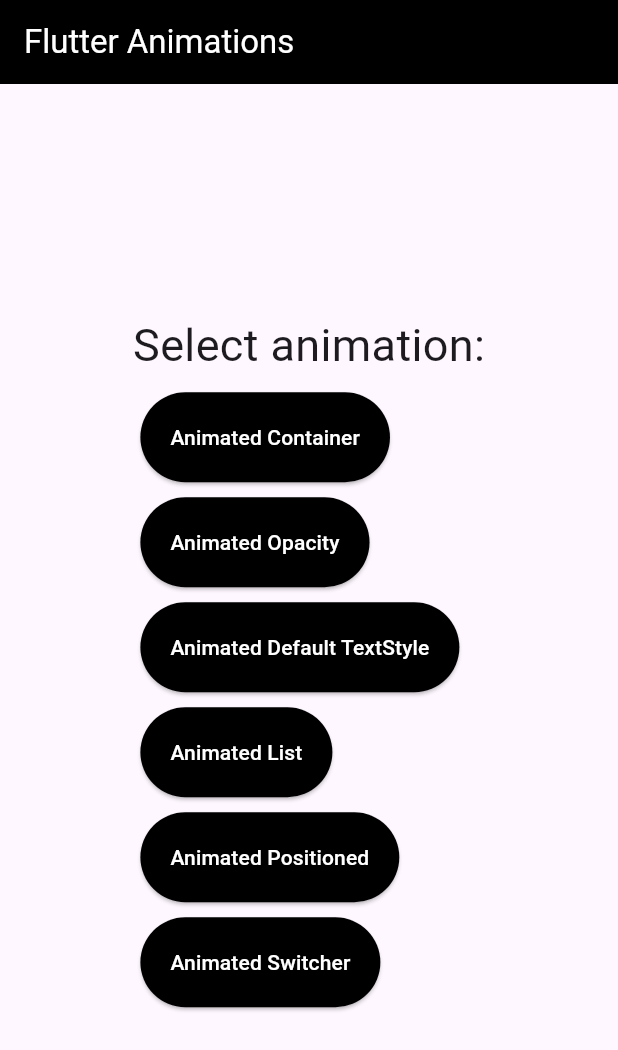
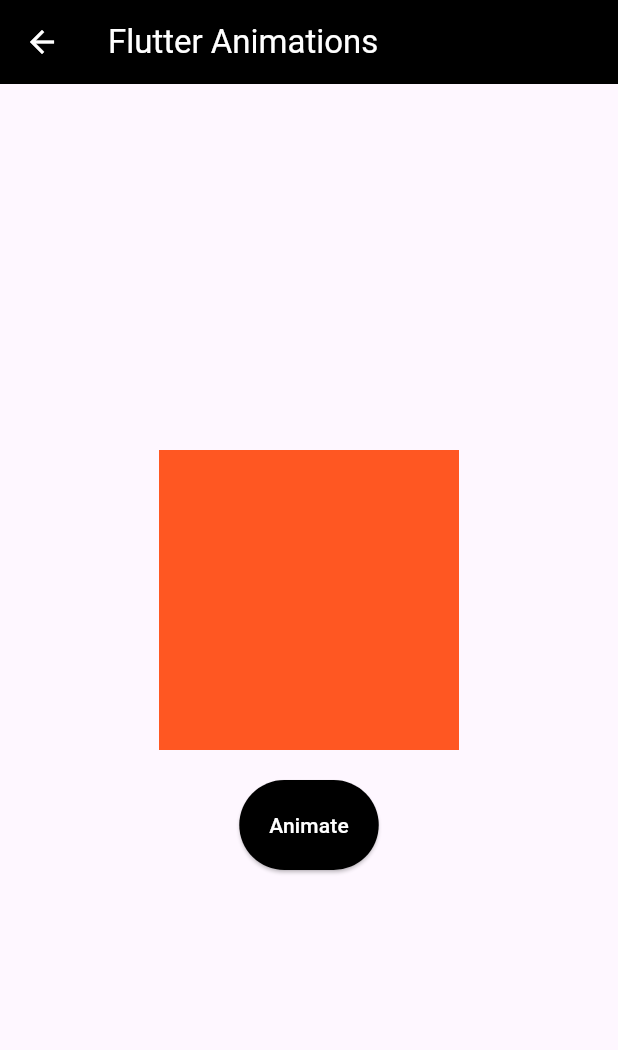
Before and after one commit to mernaislam/Flutter-Animations-pt1, a Flutter app: the screen it shows after launch, after a tap on "Animated Container", on a phone screen of 412 x 824 dp. Shown: the top 1050 px of the screen. Run offline on Flutter 3.47's test engine with Material 3 defaults, Android fonts, the phone set to English and light mode, and no system bars.

Commit message:
feat: Add animated container

```diff
--- /dev/null
+++ b/flutter_animations_pt1/lib/core/helpers.dart
@@ -0,0 +1,9 @@
+import 'package:flutter/material.dart';
+
+ButtonStyle? style() {
+  return ElevatedButton.styleFrom(
+    foregroundColor: Colors.white,
+    backgroundColor: Colors.black,
+    padding: const EdgeInsets.all(20),
+  );
+}
--- a/flutter_animations_pt1/lib/main.dart
+++ b/flutter_animations_pt1/lib/main.dart
@@ -1,4 +1,5 @@
 import 'package:flutter/material.dart';
+import 'package:flutter_animations_pt1/screens/animated_container_screen.dart';
 import 'package:flutter_animations_pt1/screens/home_screen.dart';
 
 void main() {
@@ -15,6 +16,7 @@
       title: 'Flutter Demo',
       routes: {
         HomeScreen.id : (context) => const HomeScreen(),
+        AnimatedContainerScreen.id : (context) => const AnimatedContainerScreen(),
       },
       initialRoute: HomeScreen.id,
     );
--- /dev/null
+++ b/flutter_animations_pt1/lib/screens/animated_container_screen.dart
@@ -0,0 +1,53 @@
+import 'package:flutter/material.dart';
+import 'package:flutter_animations_pt1/core/helpers.dart';
+
+class AnimatedContainerScreen extends StatefulWidget {
+  const AnimatedContainerScreen({super.key});
+
+  static const id = 'Animated Container';
+
+  @override
+  State<AnimatedContainerScreen> createState() =>
+      _AnimatedContainerScreenState();
+}
+
+class _AnimatedContainerScreenState extends State<AnimatedContainerScreen> {
+  bool toggle = false;
+  @override
+  Widget build(BuildContext context) {
+    return Scaffold(
+      appBar: AppBar(
+        title: const Text('Flutter Animations'),
+        backgroundColor: Colors.black,
+        foregroundColor: Colors.white,
+      ),
+      body: Center(
+        child: Column(
+          mainAxisAlignment: MainAxisAlignment.center,
+          children: [
+            AnimatedContainer(
+              duration: const Duration(
+                seconds: 1,
+              ),
+              color: toggle ? Colors.blueGrey : Colors.deepOrange,
+              width: toggle ? 100 : 200,
+              height: toggle ? 100 : 200,
+            ),
+            const SizedBox(height: 20,),
+            ElevatedButton(
+              onPressed: () {
+                setState(() {
+                  toggle = !toggle;
+                });
+              },
+              style: style(),
+              child: const Text(
+                'Animate',
+              ),
+            )
+          ],
+        ),
+      ),
+    );
+  }
+}
--- a/flutter_animations_pt1/lib/screens/home_screen.dart
+++ b/flutter_animations_pt1/lib/screens/home_screen.dart
@@ -1,4 +1,5 @@
 import 'package:flutter/material.dart';
+import 'package:flutter_animations_pt1/core/helpers.dart';
 
 class HomeScreen extends StatelessWidget {
   const HomeScreen({super.key});
@@ -51,11 +52,3 @@
     );
   }
 }
-
-ButtonStyle? style() {
-  return ElevatedButton.styleFrom(
-    foregroundColor: Colors.white,
-    backgroundColor: Colors.black,
-    padding: const EdgeInsets.all(20),
-  );
-}
```
